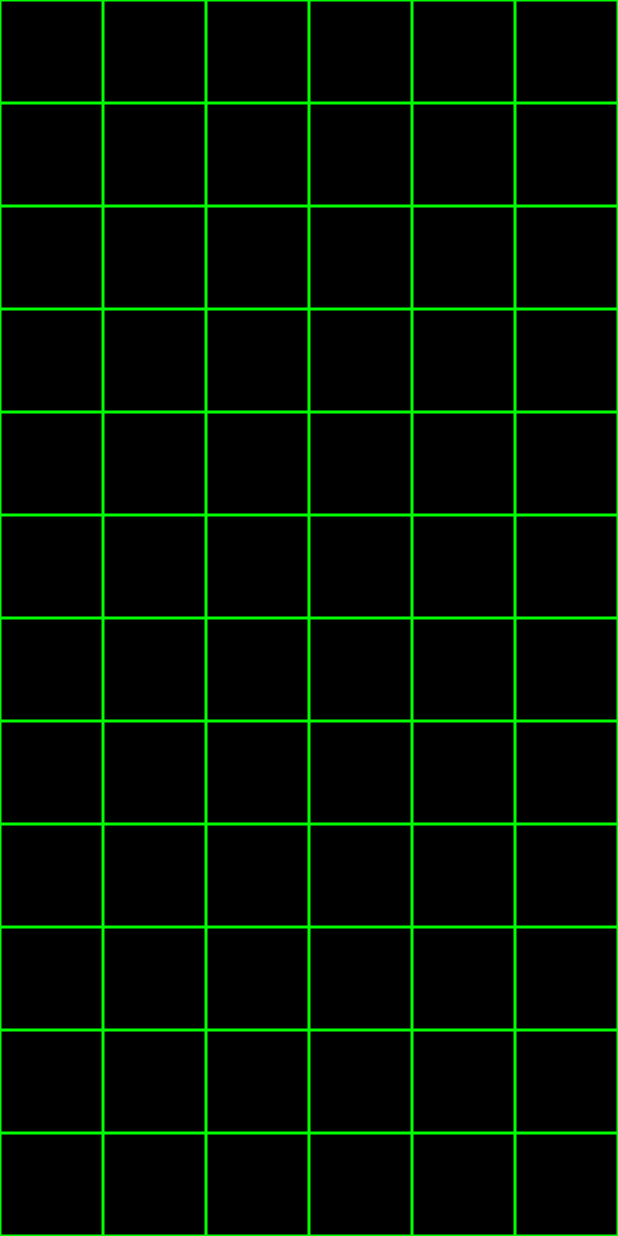
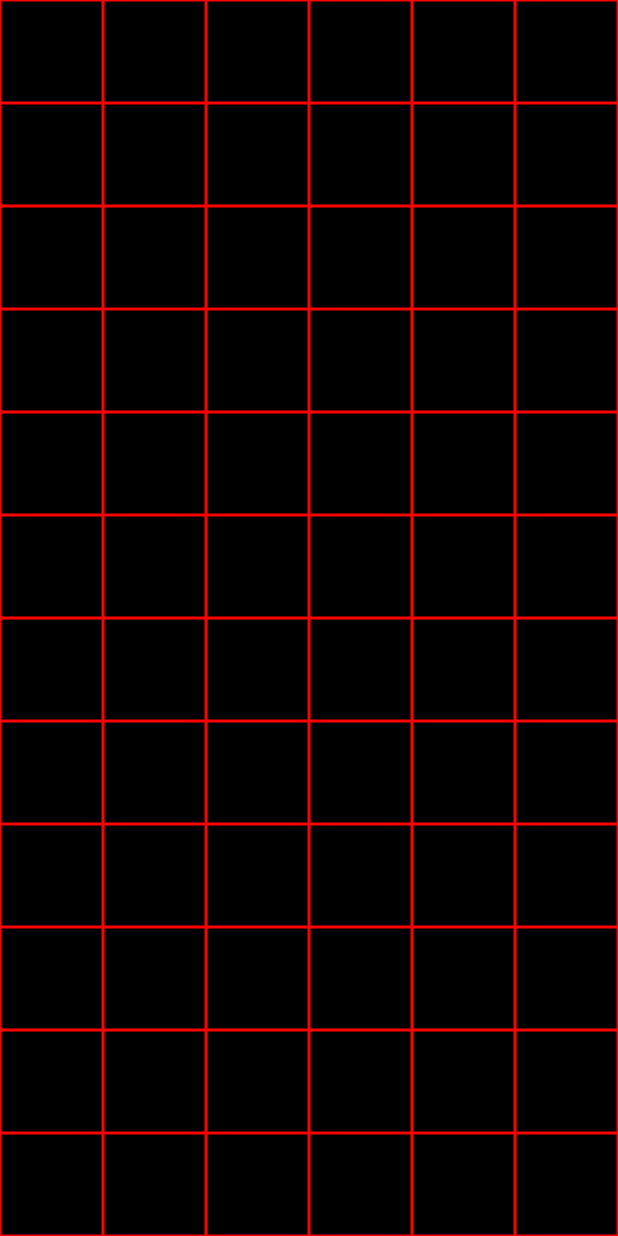
Before and after one commit to rajpa7el/chain_reaction_game, a Flutter app: the SelectPage screen opened by its route, after a tap on "Start", on a phone screen of 412 x 824 dp. Run offline on Flutter 3.47's test engine with Material 3 defaults, Android fonts, the phone set to English and light mode, and no system bars.

Commit message:
OnTap Grid Color, and code cleanup

```diff
--- a/lib/common/global.dart
+++ b/lib/common/global.dart
@@ -11,6 +11,9 @@ Size getScreenSize(BuildContext context) {
   return Size(queryData.size.width, queryData.size.height);
 }
 
+//main.dart
+const Color globalBackgroundColor = Color(0xFF05111f);
+
 // AppBar height
 double calculateAppBarHeight(BuildContext context) {
   double screenHeight = getScreenSize(context).height;
@@ -23,7 +26,6 @@ double calculateDesignHeight(BuildContext context) {
   double screenHeight = getScreenSize(context).height;
   return screenHeight * 0.15;
 }
-
 double calculateLogoSize(BuildContext context) {
   Size screenSize = getScreenSize(context);
   double averageSize = (screenSize.height + screenSize.width) / 2;
@@ -48,6 +50,21 @@ double calculateSelectBoxGridSize(BuildContext context) {
   return averageSize * 0.65;
 }
 
+//GamePage
+final List<Color> playerColors = [
+  const Color.fromARGB(255, 255, 0, 0), // PlayerId 1 - Red
+  const Color.fromARGB(255, 0, 255, 0), // PlayerId 2 - Green
+  const Color.fromARGB(255, 0, 0, 255), // PlayerId 3 - Blue
+  const Color.fromARGB(255, 255, 192, 203), // PlayerId 4 -Light Pink
+  const Color.fromARGB(255, 255, 165, 0), // PlayerId 5 - Orange
+  const Color.fromARGB(255, 128, 0, 128), // PlayerId 6 - Dark Pink
+  const Color.fromARGB(255, 255, 255, 0), // PlayerId 7 - Yellow
+  const Color.fromARGB(255, 0, 255, 255), // PlayerId 8 - Cyan
+  const Color.fromARGB(255, 0, 128, 128), // PlayerId 9 - Teal
+  const Color.fromARGB(255, 48, 25, 52), // PlayerId 10 - Dark Purple
+];
+
+
 // Back icon
 const double backIconSize = 28;
 const Color backIconColor = Colors.white;
--- /dev/null
+++ b/lib/logic/gamelogic.dart
@@ -0,0 +1,14 @@
+class GameLogic {
+  int noOfPlayers;
+  int currentPlayerId;
+
+  GameLogic({this.noOfPlayers = 2, this.currentPlayerId = 0});
+
+  void onTapCell(int cellIndex) {
+    currentPlayerId++;
+
+    if (currentPlayerId >= noOfPlayers) {
+      currentPlayerId = 0;
+    }
+  }
+}
--- a/lib/main.dart
+++ b/lib/main.dart
@@ -1,11 +1,12 @@
 // import 'dart:developer';
 
+import 'package:chain_reaction_app/common/global.dart';
 import 'package:flutter/material.dart';
 import 'package:flutter/services.dart';
 import 'package:chain_reaction_app/pages/home_page.dart';
 import 'package:chain_reaction_app/pages/settings_page.dart';
 import 'package:chain_reaction_app/pages/select_page.dart';
-import 'package:chain_reaction_app/pages/game_page.dart';
+// import 'package:chain_reaction_app/pages/game_page.dart';
 
 void main() {
   WidgetsFlutterBinding.ensureInitialized();
@@ -20,54 +21,19 @@ class MyApp extends StatelessWidget {
   @override
   Widget build(BuildContext context) {
     return MaterialApp(
-      debugShowCheckedModeBanner: false, home: const HomePage(),
+      debugShowCheckedModeBanner: false,
+      home: const HomePage(),
       theme: ThemeData(
-        scaffoldBackgroundColor: const Color(0xFF05111f),
+        scaffoldBackgroundColor: globalBackgroundColor,
         visualDensity: VisualDensity.adaptivePlatformDensity,
         // primarySwatch: Colors.red
       ),
-
       routes: {
         '/homepage': (context) => const HomePage(),
         '/settingspage': (context) => const SettingsPage(),
         '/selectpage': (context) => const SelectPage(),
         // '/gamepage': (context) => const GamePage(),
       },
-
-      // home: Scaffold(
-      //   backgroundColor: Colors.blue[100],
-      //   appBar: AppBar(
-      //     title: Text("My Ap Bar"),
-      //     backgroundColor: const Color.fromRGBO(255, 213, 79, 1),
-      //     elevation: 2,
-      //     leading: Icon(Icons.menu),
-      //     actions: [IconButton(onPressed: () {}, icon: Icon(Icons.logout))],
-      //   ),
-      //   body: Center(
-      //     child: GestureDetector(
-      //       onTap: () {
-      //         print("Tapped!!");
-      //       },
-      //       child: Container(
-      //         height: 300,
-      //         width: 300,
-      //         // color: Colors.amber[200],
-      //         decoration: BoxDecoration(
-      //             color: Colors.amber[200],
-      //             borderRadius: BorderRadius.circular(50)),
-      //         padding: EdgeInsets.all(50),
-
-      //         child: Text(
-      //           "Ak bug",
-      //           style: TextStyle(
-      //               color: Colors.grey[800],
-      //               fontSize: 28,
-      //               fontWeight: FontWeight.bold),
-      //         ),
-      //       ),
-      //     ),
-      //   ),
-      // ),
     );
   }
 }
--- a/lib/pages/game_page.dart
+++ b/lib/pages/game_page.dart
@@ -1,66 +1,59 @@
+import 'package:flutter/foundation.dart';
 import 'package:flutter/material.dart';
+import 'package:chain_reaction_app/common/global.dart';
+import 'package:chain_reaction_app/logic/gamelogic.dart';
 
-class GamePage extends StatelessWidget {
-  final int noOfPlayers;
-  const GamePage({super.key, required this.noOfPlayers});
+class GamePage extends StatefulWidget {
+  final GameLogic gameLogic;
 
-  static const List<Color> playerColors = [
-    Color.fromARGB(255, 255, 0, 0), // PlayerId 1 - Red
-    Color.fromARGB(255, 0, 255, 0), // PlayerId 2 - Green
-    Color.fromARGB(255, 0, 0, 255), // PlayerId 3 - Blue
-    Color.fromARGB(255, 255, 192, 203), // PlayerId 4 - Pink
-    Color.fromARGB(255, 255, 165, 0), // PlayerId 5 - Orange
-    Color.fromARGB(255, 128, 0, 128), // PlayerId 6 - Purple
-    Color.fromARGB(255, 255, 255, 0), // PlayerId 7 - Yellow
-    Color.fromARGB(255, 0, 255, 255), // PlayerId 8 - Cyan
-    Color.fromARGB(255, 0, 128, 128), // PlayerId 9 - Teal
-    Color.fromARGB(255, 48, 25, 52), // PlayerId 10 - Maroon
-  ];
+  const GamePage({Key? key, required this.gameLogic}) : super(key: key);
 
   @override
+  GamePageState createState() => GamePageState();
+}
+
+class GamePageState extends State<GamePage> {
+  @override
   Widget build(BuildContext context) {
-    Size screenSize = MediaQuery.of(context).size;
+    Size screenSize = getScreenSize(context);
     double screenWidth = screenSize.width;
 
     const int numColumns = 6;
     const int numRows = 12;
 
-    // Cell size based on screen width for perfect squares
     double cellSize = screenWidth / numColumns;
-
-    // Total grid height
     double totalGridHeight = cellSize * numRows;
-
-    print('Screen Width: $screenWidth');
-    print('Screen Height: ${screenSize.height}');
-    print('Cell Size: $cellSize');
-    print('Total Grid Height: $totalGridHeight');
 
     return Scaffold(
       backgroundColor: Colors.black87,
       body: Center(
-        // Center the grid vertically
-        child: Container(
-          width: screenWidth, // Grid width
-          height: totalGridHeight + 40, // Grid height
+        child: SizedBox(
+          width: screenWidth,
+          height: totalGridHeight + 40,
           child: GridView.builder(
             physics: const NeverScrollableScrollPhysics(),
             itemCount: numColumns * numRows,
             gridDelegate: const SliverGridDelegateWithFixedCrossAxisCount(
               crossAxisCount: numColumns,
-              childAspectRatio: 1.0, // Perfect square cells
+              childAspectRatio: 1.0,
             ),
             itemBuilder: (context, index) {
-              int playerId = index % playerColors.length;
-
               return GestureDetector(
                 onTap: () {
-                  // Logic for tapping on a grid cell
+                  setState(() {
+                    //
+                    if (kDebugMode) {
+                      print(index);
+                    }
+                    //
+                    widget.gameLogic.onTapCell(index);
+                  });
                 },
                 child: Container(
                   decoration: BoxDecoration(
                     color: Colors.black,
-                    border: Border.all(color: playerColors[noOfPlayers - 1]),
+                    border: Border.all(
+                        color: playerColors[widget.gameLogic.currentPlayerId]),
                   ),
                 ),
               );
--- a/lib/pages/select_page.dart
+++ b/lib/pages/select_page.dart
@@ -1,9 +1,10 @@
+import 'package:flutter/material.dart';
 import 'package:chain_reaction_app/common/global.dart';
 import 'package:chain_reaction_app/utils/selection_box.dart';
-import 'package:flutter/material.dart';
 import 'package:chain_reaction_app/utils/back_icon.dart';
 import 'package:chain_reaction_app/utils/primary_button.dart';
 import 'package:chain_reaction_app/utils/settings_icon.dart';
+import 'package:chain_reaction_app/logic/gamelogic.dart';
 import 'package:chain_reaction_app/pages/game_page.dart';
 
 class SelectPage extends StatefulWidget {
@@ -14,10 +15,20 @@ class SelectPage extends StatefulWidget {
 }
 
 class SelectPageState extends State<SelectPage> {
-  //variables
+  void _startGame() {
+    GameLogic gameLogic = GameLogic(noOfPlayers: _noOfPlayers);
+
+    Navigator.push(
+      context,
+      MaterialPageRoute(
+        builder: (context) => GamePage(gameLogic: gameLogic),
+      ),
+    );
+  }
+
+  //private variables
   int _noOfPlayers = 2;
-  // int novm =
-  int _selectedBoxIndex = 0; // -1 means no selection
+  int _selectedBoxIndex = 0; // -1 is no selection
 
   @override
   Widget build(BuildContext context) {
@@ -47,13 +58,9 @@ class SelectPageState extends State<SelectPage> {
           ),
         ],
       ),
-      body:
-          // body: Column(
-          // children: [
-          // Expanded(
-          Column(
+      body: Column(
         children: [
-          Container(
+          SizedBox(
             height: calculateSelectBoxGridSize(context),
             width: calculateSelectBoxGridSize(context),
             child: GridView.builder(
@@ -67,59 +74,25 @@ class SelectPageState extends State<SelectPage> {
               itemBuilder: (context, index) => _buildSelectionBox(index),
             ),
           ),
-          // Center(
-          Container(
-            child: Align(
-              alignment: Alignment.center,
-              child: Text(
-                '$_noOfPlayers',
-                style: TextStyle(color: Colors.blueGrey, fontSize: numFontSize),
-              ),
+          Align(
+            alignment: Alignment.center,
+            child: Text(
+              '$_noOfPlayers',
+              style: TextStyle(color: Colors.blueGrey, fontSize: numFontSize),
             ),
           ),
-          // ),
-
           Padding(
-            padding: EdgeInsets.all(50),
+            padding: const EdgeInsets.all(50),
             child: PrimaryButton(
               buttonText: 'Start',
-              onPressed: () {
-                // Navigator.pushNamed(context, '/gamepage')
-                Navigator.push(
-                    context,
-                    MaterialPageRoute(
-                      builder: (context) => GamePage(noOfPlayers: _noOfPlayers),
-                    ));
-              },
+              // onPressed: () {
+              //   Navigator.pushNamed(context, '/gamepage');
+              // },
+              onPressed: _startGame,
             ),
           ),
-          // ),
         ],
       ),
-      // ),
-      //   Center(
-      //     child: Container(
-      //       child: Align(
-      //         alignment: Alignment.center,
-      //         child: Text(
-      //           '$_noOfPlayers',
-      //           style:
-      //               TextStyle(color: Colors.blueGrey, fontSize: numFontSize),
-      //         ),
-      //       ),
-      //     ),
-      //   ),
-      //   Padding(
-      //     padding: const EdgeInsets.all(80),
-      //     child: PrimaryButton(
-      //       buttonText: 'Start',
-      //       onPressed: () {
-      //         Navigator.pushNamed(context, '/gamepage');
-      //       },
-      //     ),
-      //   ),
-      // ],
-      // ),
     );
   }
 
--- a/lib/pages/settings_page.dart
+++ b/lib/pages/settings_page.dart
@@ -7,9 +7,6 @@ class SettingsPage extends StatelessWidget {
 
   @override
   Widget build(BuildContext context) {
-    // double screenHeight = MediaQuery.of(context).size.height;
-    // double dynamicAppBarHeight =
-    //     screenHeight * 0.1; // Example: 10% of screen height
 
     return Scaffold(
       appBar: AppBar(
@@ -31,7 +28,7 @@ class SettingsPage extends StatelessWidget {
               'Settings',
               style: TextStyle(
                   color: Colors.white,
-                  fontSize: calculateIconSize(context),
+                  fontSize: calculateIconSize(context) * 0.8,
                   fontWeight: globalFontWeight),
             ),
           ),
--- a/lib/utils/primary_button.dart
+++ b/lib/utils/primary_button.dart
@@ -16,9 +16,6 @@ class PrimaryButton extends StatelessWidget {
     Size screenSize = getScreenSize(context);
     double paddingHorizontal = screenSize.width * 0.2;
     double fontSize = screenSize.width * 0.04;
-    // paddingHorizontal =
-    // paddingHorizontal.clamp(16.0, 30.0); // Minimum and maximum padding
-    // fontSize = fontSize.clamp(14.0, 18.0); // Minimum and maximum font size
 
     return ElevatedButton(
       onPressed: onPressed,
@@ -33,7 +30,7 @@ class PrimaryButton extends StatelessWidget {
             EdgeInsets.symmetric(horizontal: paddingHorizontal, vertical: 15.0),
         child: FittedBox(
           fit: BoxFit
-              .scaleDown, // Ensures the text scales down if it doesn't fit
+              .scaleDown,
           child: Text(
             buttonText,
             style: TextStyle(
--- a/lib/utils/selection_box.dart
+++ b/lib/utils/selection_box.dart
@@ -6,21 +6,18 @@ class SelectionBox extends StatelessWidget {
   final int selectedIndex;
   final IconData icon;
   final VoidCallback onTap;
-  // final double iconSize;
   const SelectionBox({
     Key? key,
     required this.index,
     required this.selectedIndex,
     required this.icon,
     required this.onTap,
-    // this.iconSize = 24.0,
   }) : super(key: key);
 
   @override
   Widget build(BuildContext context) {
-    // Calculate the icon size based on the screen size
-    double screenWidth = MediaQuery.of(context).size.width;
-    double iconSize = screenWidth * 0.1;
+    Size screenWidth = getScreenSize(context);
+    double iconSize = screenWidth.width * 0.1;
 
     return GestureDetector(
       onTap: onTap,
@@ -40,7 +37,7 @@ class SelectionBox extends StatelessWidget {
         ),
         child: Icon(
           icon,
-          size: iconSize, // Use the iconSize parameter
+          size: iconSize,
           color: selectedIndex == index
               ? globalSelectedBorderColor
               : globalUnselectedIconColor,
--- a/lib/utils/settings_icon.dart
+++ b/lib/utils/settings_icon.dart
@@ -1,5 +1,3 @@
-// import 'dart:convert';
-
 import 'package:chain_reaction_app/common/global.dart';
 import 'package:flutter/material.dart';
 
```
Also changed, not shown: lib/pages/home_page.dart (+0 -28 lines).
